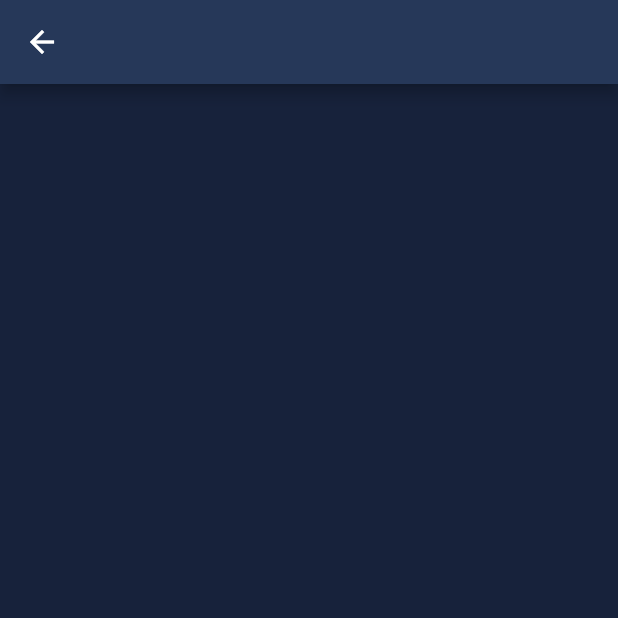
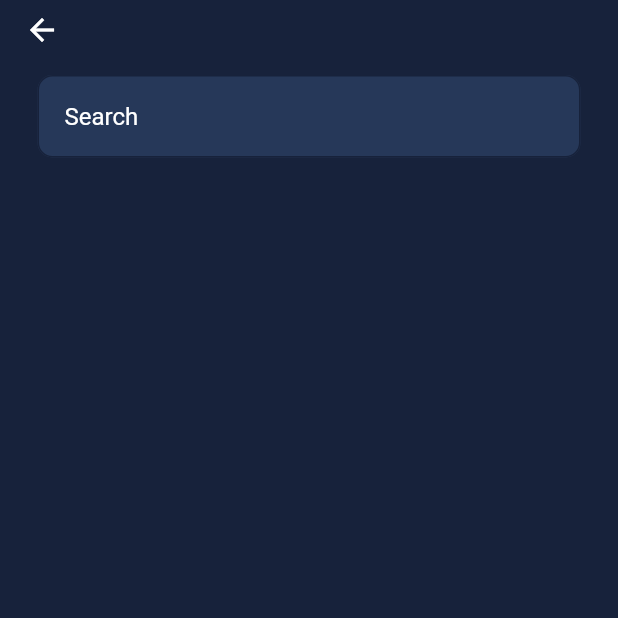
Before and after one commit to Adithya-Sakaray/Chromatica, a Flutter app: the screen it shows once a user with an empty profile is signed in, after a tap on the "search" icon, on a phone screen of 412 x 824 dp, the top half of it. Run offline on Flutter 3.47's test engine with Material 2 defaults, Android fonts, the phone set to English and light mode, and no system bars; our stand-ins replace cached_network_image, cloud_firestore, firebase_auth, firebase_core, flutter_cache_manager, get and 1 more; missing offline and left inert: flutter_wallpaper_manager, image_downloader; accounts and stored records are empty; network calls fail.

Commit message:
search feature added

```diff
--- a/lib/components/my_textfield.dart
+++ b/lib/components/my_textfield.dart
@@ -22,10 +22,12 @@ class MyTextfield  extends StatelessWidget {
         decoration: InputDecoration(
           hintText: hintText,
           enabledBorder: OutlineInputBorder(
-            borderSide: BorderSide(color: Theme.of(context).colorScheme.background)
+            borderSide: BorderSide(color: Theme.of(context).colorScheme.background),
+            borderRadius: BorderRadius.circular(10)
           ),
           focusedBorder: OutlineInputBorder(
-            borderSide: BorderSide(color: Theme.of(context).colorScheme.tertiary)
+            borderSide: BorderSide(color: Theme.of(context).colorScheme.tertiary),
+            borderRadius: BorderRadius.circular(10)
           ),
           fillColor: Theme.of(context).colorScheme.primary,
           filled: true,
--- /dev/null
+++ b/lib/components/search_textfield.dart
@@ -0,0 +1,46 @@
+import 'package:flutter/material.dart';
+
+class SearchTextField extends StatelessWidget {
+  final controller;
+  final String hintText;
+  final bool obscureText;
+  final submitted;
+
+  const SearchTextField({
+    super.key,
+    required this.controller,
+    required this.hintText,
+    required this.obscureText,
+    required this.submitted,
+  });
+
+  @override
+  Widget build(BuildContext context) {
+    return Padding(
+      padding: const EdgeInsets.symmetric(horizontal: 25.0),
+      child: TextField(
+        cursorColor: Colors.white,
+        style: const TextStyle(color: Colors.white),
+        onEditingComplete: submitted,
+        textInputAction: TextInputAction.search,
+        controller: controller,
+        obscureText: obscureText,
+        decoration: InputDecoration(
+          contentPadding: const EdgeInsets.all(18),
+          enabledBorder:  OutlineInputBorder(
+            borderSide: BorderSide(color: Theme.of(context).colorScheme.background ),
+            borderRadius: const BorderRadius.all(Radius.circular(10)),
+          ),
+          focusedBorder:  OutlineInputBorder(
+            borderSide: BorderSide(color: Theme.of(context).colorScheme.tertiary),
+            borderRadius: const BorderRadius.all(Radius.circular(10)),
+          ),
+          fillColor: Theme.of(context).colorScheme.primary,
+          filled: true,
+          hintText: hintText,
+          hintStyle: const TextStyle(color: Colors.white),
+        ),
+      ),
+    );
+  }
+}
--- a/lib/controller/image_controller.dart
+++ b/lib/controller/image_controller.dart
@@ -7,7 +7,7 @@ class ImageController extends GetxController {
 
 
   var imageList = <ImageModel>[].obs;
-  var searchResults = [].obs;
+  var searchResult = [].obs;
   var client = http.Client();
   var currentImage = <Map>[];
 
@@ -23,8 +23,8 @@ class ImageController extends GetxController {
   void fetchSearchResults(String query) async {
     var images = await RemoteServices.fetchSearchResults(query);
     if(images.isNotEmpty){
-      searchResults.clear();
-      searchResults.addAll(images);
+      searchResult.clear();
+      searchResult.addAll(images);
     }
   }
 
--- a/lib/screens/home_screen.dart
+++ b/lib/screens/home_screen.dart
@@ -1,4 +1,5 @@
 import 'package:cached_network_image/cached_network_image.dart';
+import 'package:chromatica/components/my_small_container.dart';
 import 'package:chromatica/controller/image_controller.dart';
 import 'package:chromatica/screens/search_screen.dart';
 import 'package:chromatica/screens/single_image_screen.dart';
@@ -91,12 +92,41 @@ class _HomeScreenState extends State<HomeScreen> {
     Widget AlignedLayout(BuildContext context) {
       return  Padding(
         padding: const EdgeInsets.all(10),
+        child: Column(
+          children: [
+            // SingleChildScrollView(
+            //   scrollDirection: Axis.horizontal,
+            //   child: Row(
+            //     mainAxisAlignment: MainAxisAlignment.start,
+            //     children: [
+            //       MySmallContainer(text: "Home"),
+            //       SizedBox(width: 10,),
+            //       MySmallContainer(text: "Home"),
+            //       SizedBox(width: 10,),
+            //       MySmallContainer(text: "Home"),
+            //       SizedBox(width: 10,),
+            //       MySmallContainer(text: "Home"),
+            //       SizedBox(width: 10,),
+            //       MySmallContainer(text: "Home"),
+            //       SizedBox(width: 10,),
+            //       MySmallContainer(text: "Home"),
+            //       SizedBox(width: 10,),
+            //       MySmallContainer(text: "Home"),
+            //       SizedBox(width: 10,),
+            //       MySmallContainer(text: "Home"),
+            //     ],
+            //   ),
+            // ),
+            //SizedBox(height: 10,),
+            Expanded(
+              child: Container(
                 child: GridView.builder(
                     controller: _scrollController,
                     gridDelegate: const SliverGridDelegateWithFixedCrossAxisCount(
                   crossAxisCount: 2,
-          crossAxisSpacing: 10,
-          mainAxisSpacing: 10,
+                  crossAxisSpacing: 8,
+                  mainAxisSpacing: 8,
+                  childAspectRatio: 0.60,
                 ),
 
                     itemCount: imageController.imageList.length,
@@ -110,14 +140,19 @@ class _HomeScreenState extends State<HomeScreen> {
                           borderRadius: BorderRadius.circular(10),
                           child: CachedNetworkImage(
                             imageUrl:  imageController.imageList[index].urls.small,
-                    height: 200,
+                            height: 280,
                             placeholder: (context, url) => const Center(child: CircularProgressIndicator(),),
+                            key: UniqueKey(),
                             fit: BoxFit.cover,
                           ),
                         ),
                       );
                     }
                   ),
+              ),
+            ),
+          ],
+        ),
       );
     }
 }
--- a/lib/screens/search_screen.dart
+++ b/lib/screens/search_screen.dart
@@ -1,21 +1,95 @@
-import "package:flutter/material.dart";
+import 'package:cached_network_image/cached_network_image.dart';
+import 'package:chromatica/screens/single_image_screen.dart';
+import 'package:flutter/material.dart';
+import 'package:flutter_staggered_grid_view/flutter_staggered_grid_view.dart';
+import 'package:get/get.dart';
+import '../components/search_textfield.dart';
+import '../controller/image_controller.dart';
 
-class SearchScreen  extends StatelessWidget {
-  const SearchScreen ({super.key});
+class SearchScreen extends StatelessWidget {
+  final ImageController imageController = Get.put(ImageController());
+  final searchController = TextEditingController();
 
   @override
   Widget build(BuildContext context) {
-    return Scaffold(
-      appBar: AppBar(
-        backgroundColor: Theme.of(context).colorScheme.primary,
-      ),
+    void fetchSearchImages() {
+      String searchData = searchController.text;
+      FocusScopeNode currentFocus = FocusScope.of(context);
+      imageController.fetchSearchResults(searchData);
+      if (!currentFocus.hasPrimaryFocus) {
+        currentFocus.unfocus();
+        // NavBar().keyBoardOpen(false);
+      }
+    }
 
-      backgroundColor: Theme.of(context).colorScheme.background,
-      body: SafeArea(
-        child: Padding(
-          padding: EdgeInsets.all(5),
-          child: Column(
+    return GestureDetector(
+      onTap: () {
+        FocusScopeNode currentFocus = FocusScope.of(context);
+        if (!currentFocus.hasPrimaryFocus) {
+          currentFocus.unfocus();
+        }
+      },
+      child: Scaffold(
 
+        appBar: AppBar(
+          backgroundColor: Theme.of(context).colorScheme.background,
+          elevation: 0,
+          toolbarHeight: 30,
+        ),
+        backgroundColor: Theme.of(context).colorScheme.background,
+        body: SafeArea(
+          child: Container(
+            margin: const EdgeInsets.only(bottom: 12),
+            child: Column(children: [
+              const SizedBox(height: 20),
+              SearchTextField(
+                  controller: searchController,
+                  hintText: 'Search',
+                  obscureText: false,
+                  submitted: fetchSearchImages,
+                ),
+              const SizedBox(height: 10),
+              Expanded(
+                child: Container(
+                  margin: const EdgeInsets.symmetric(horizontal: 12),
+                  child: Obx(
+                    () => AlignedGridView.count(
+                      scrollDirection: Axis.vertical,
+                      shrinkWrap: true,
+                      crossAxisCount: 2,
+                      crossAxisSpacing: 8,
+                      mainAxisSpacing: 8,
+                      itemCount: imageController.searchResult.length,
+                      itemBuilder: (context, index) {
+                        return ClipRRect(
+                          borderRadius: BorderRadius.circular(8),
+                          child: GestureDetector(
+                            child: CachedNetworkImage(
+                              height: 275,
+                              imageUrl: imageController.searchResult[index]
+                                  ['urls']['small'],
+                              placeholder: (context, url) => const Center(
+                                  child: CircularProgressIndicator()),
+                              key: UniqueKey(),
+                              fit: BoxFit.cover,
+                            ),
+                            onTap: () => {
+                              Navigator.push(
+                                  context,
+                                  MaterialPageRoute(
+                                      builder: (context) => SingleImageScreen(
+                                        regularUrl: imageController.searchResult[index]["urls"]["regular"],
+                                        smallUrl: imageController.searchResult[index]["urls"]["regular"],
+                                      ))),
+                            },
+                          ),
+                        );
+                      },
+                    ),
+                  ),
+                ),
+              )
+            ]),
           ),
         ),
       ),
--- a/lib/services/auth_service.dart
+++ b/lib/services/auth_service.dart
@@ -1,4 +1,7 @@
+import 'package:chromatica/components/my_alertbox.dart';
+import 'package:chromatica/components/my_textfield_box.dart';
 import 'package:firebase_auth/firebase_auth.dart';
+import 'package:flutter/cupertino.dart';
 import 'package:google_sign_in/google_sign_in.dart';
 
 class AuthService {
@@ -19,4 +22,5 @@ class AuthService {
     // Once signed in, return the UserCredential
     return await FirebaseAuth.instance.signInWithCredential(credential);
   }
+
 }
--- a/lib/services/remote_services.dart
+++ b/lib/services/remote_services.dart
@@ -36,8 +36,9 @@ class RemoteServices {
 
     if(response.statusCode == 200) {
       var json = response.body;
-      data = jsonDecode(json);
-      return data;
+      var data = jsonDecode(json);
+      var returnData = data["results"];
+      return returnData;
     } else {
       return data;
     }
```
Also changed, not shown: lib/components/my_small_button.dart (added, +24 -0 lines), lib/components/my_small_container.dart (added, +23 -0 lines), lib/components/my_textfield_box.dart (added, +54 -0 lines), lib/components/profile_container.dart (+7 -1 lines), lib/screens/like_screen.dart (+5 -3 lines), lib/screens/profile_screen.dart (+5 -2 lines), lib/screens/update_email_screen.dart (added, +67 -0 lines). Lines whose indentation alone changed are shown as unchanged.
